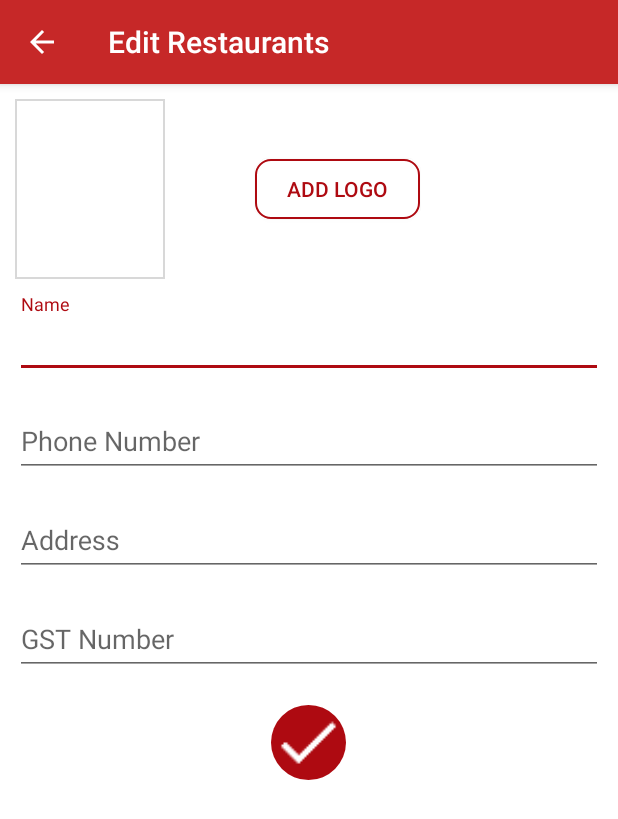
After one commit to applicationsARworks2017/A2RMaster, an Android app: the RestruntEdit screen opened directly, with no data from a screen before it, on a phone screen of 412 x 824 dp. The commit adds this screen. Shown: the top 819 px of the screen. Run offline under Robolectric (Android 15) with nearby library versions, the phone set to English and light mode, and no system bars.

Commit message:
error in edit restraunt

```diff
--- a/app/src/main/AndroidManifest.xml
+++ b/app/src/main/AndroidManifest.xml
@@ -46,6 +46,10 @@
             android:label="Add Restaurants"
             android:parentActivityName=".Activity.Home"
             android:theme="@style/AppThemetwo"></activity>
+        <activity android:name=".Activity.RestruntEdit"
+            android:label="Edit Restaurants"
+            android:parentActivityName=".Activity.Home"
+            android:theme="@style/AppThemetwo"></activity>
     </application>
 
 </manifest>
--- a/app/src/main/java/com/a2r/a2rmaster/Util/Constants.java
+++ b/app/src/main/java/com/a2r/a2rmaster/Util/Constants.java
@@ -8,11 +8,9 @@ import android.graphics.BitmapFactory;
 import android.graphics.Matrix;
 import android.media.ExifInterface;
 import android.net.Uri;
-import android.provider.MediaStore;
 import android.view.View;
 import android.view.inputmethod.InputMethodManager;
 
-import java.io.File;
 import java.io.FileNotFoundException;
 import java.io.IOException;
 import java.io.InputStream;
@@ -26,6 +24,7 @@ public class Constants {
     public static String LOGIN="users/loginMobile.json";
     public static String ADDSHOPS="shops/add.json";
     public static String SHOPLIST="shops/index.json";
+    public static String EDITRESSTRAUNT="shops/add.json";
 
 
     public static  String SHAREDPREFERENCE_KEY="a2rmaster";
--- /dev/null
+++ b/app/src/main/res/layout/activity_res_edit.xml
@@ -0,0 +1,112 @@
+<?xml version="1.0" encoding="utf-8"?>
+<RelativeLayout xmlns:android="http://schemas.android.com/apk/res/android"
+    xmlns:app="http://schemas.android.com/apk/res-auto"
+    xmlns:tools="http://schemas.android.com/tools"
+    android:layout_width="match_parent"
+    android:layout_height="match_parent"
+    android:background="@color/white"
+    android:id="@+id/addshop_rel"
+    tools:context="com.a2r.a2rmaster.Activity.AddRestaurant">
+
+    <ScrollView
+        android:layout_width="match_parent"
+        android:layout_height="match_parent">
+        <LinearLayout
+            android:layout_width="match_parent"
+            android:layout_height="match_parent"
+            android:layout_marginTop="10dp"
+            android:layout_marginLeft="10dp"
+            android:layout_marginRight="10dp"
+            android:orientation="vertical">
+            <LinearLayout
+                android:layout_width="match_parent"
+                android:layout_height="120dp"
+                android:orientation="horizontal">
+                <ImageView
+                    android:layout_width="100dp"
+                    android:id="@+id/iv_logo"
+                    android:scaleType="fitXY"
+                    android:background="@drawable/buttoncostum"
+                    android:layout_height="match_parent" />
+                <Button
+                    android:layout_width="110dp"
+                    android:layout_height="40dp"
+                    android:id="@+id/bt_addlogo"
+                    android:layout_marginLeft="60dp"
+                    android:text="Add Logo"
+
+                    android:textColor="@color/colorPrimaryDark"
+                    android:background="@drawable/buttoncostumprimary"
+                    android:layout_gravity="center_vertical" />
+            </LinearLayout>
+
+            <android.support.design.widget.TextInputLayout
+                android:id="@+id/input_layout_name"
+                android:layout_width="match_parent"
+                android:layout_marginTop="10dp"
+                android:layout_height="wrap_content">
+
+                <EditText
+                    android:id="@+id/et_name"
+                    android:singleLine="true"
+                    android:layout_width="match_parent"
+                    android:layout_height="wrap_content"
+                    android:hint="Name">
+                </EditText>
+
+            </android.support.design.widget.TextInputLayout>
+            <android.support.design.widget.TextInputLayout
+                android:id="@+id/input_layout_phone"
+                android:layout_width="match_parent"
+                android:layout_marginTop="10dp"
+                android:layout_height="wrap_content">
+
+                <EditText
+                    android:id="@+id/et_phone"
+                    android:maxLength="10"
+                    android:inputType="phone"
+                    android:layout_width="match_parent"
+                    android:layout_height="wrap_content"
+                    android:hint="Phone Number" />
+
+            </android.support.design.widget.TextInputLayout>
+            <android.support.design.widget.TextInputLayout
+                android:id="@+id/input_layout_address"
+                android:layout_width="match_parent"
+                android:layout_marginTop="10dp"
+                android:layout_height="wrap_content">
+
+                <EditText
+                    android:id="@+id/et_address"
+                    android:layout_width="match_parent"
+                    android:layout_height="wrap_content"
+                    android:hint="Address" />
+
+            </android.support.design.widget.TextInputLayout>
+            <android.support.design.widget.TextInputLayout
+                android:id="@+id/input_layout_gst"
+                android:layout_width="match_parent"
+                android:layout_marginTop="10dp"
+                android:layout_height="wrap_content">
+
+                <EditText
+                    android:id="@+id/et_gst"
+                    android:layout_width="match_parent"
+                    android:layout_height="wrap_content"
+                    android:hint="GST Number" />
+
+            </android.support.design.widget.TextInputLayout>
+
+            <ImageView
+                android:layout_width="50dp"
+                android:layout_height="50dp"
+                android:layout_marginTop="20dp"
+                android:id="@+id/iv_submit"
+                android:layout_gravity="center_horizontal"
+                android:src="@mipmap/ic_done_white_24dp"
+                android:layout_marginBottom="30dp"
+                android:background="@drawable/circle_ok"/>
+        </LinearLayout>
+    </ScrollView>
+
+</RelativeLayout>
```
Also changed, not shown: app/src/main/java/com/a2r/a2rmaster/Activity/RestruntEdit.java (added, +323 -0 lines), app/src/main/java/com/a2r/a2rmaster/Adapter/RestaurantAdapter.java (+45 -1 lines), app/src/main/res/layout/rest_list.xml (+10 -0 lines), app/src/main/res/mipmap-hdpi/ic_mode_edit_black_24dp.png (added), app/src/main/res/mipmap-mdpi/ic_mode_edit_black_24dp.png (added), app/src/main/res/mipmap-xhdpi/ic_mode_edit_black_24dp.png (added), app/src/main/res/mipmap-xxhdpi/ic_mode_edit_black_24dp.png (added), app/src/main/res/mipmap-xxxhdpi/ic_mode_edit_black_24dp.png (added).
